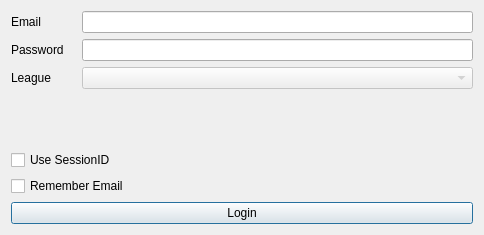
First picture: the form in forms/logindialog.ui, repository xyzz/acquisition, before the edit.
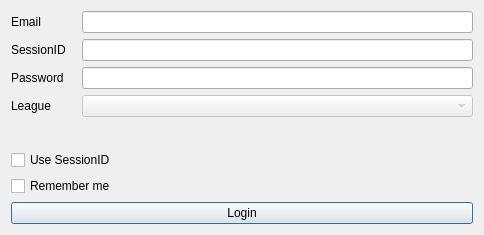
Second picture: the form after the edit.

Commit message: QSettings::NativeFormat to IniFormat and new label and lineEdit to sessionID

Diff of the .ui file:
```diff
--- a/forms/logindialog.ui
+++ b/forms/logindialog.ui
@@ -44,21 +44,27 @@
      <item row="0" column="1">
       <widget class="QLineEdit" name="emailLineEdit"/>
      </item>
-     <item row="1" column="0">
+     <item row="2" column="0">
       <widget class="QLabel" name="label_2">
+       <property name="minimumSize">
+        <size>
+         <width>65</width>
+         <height>0</height>
+        </size>
+       </property>
        <property name="text">
         <string>Password</string>
        </property>
       </widget>
      </item>
-     <item row="1" column="1">
+     <item row="2" column="1">
       <widget class="QLineEdit" name="passwordLineEdit">
        <property name="echoMode">
         <enum>QLineEdit::Password</enum>
        </property>
       </widget>
      </item>
-     <item row="2" column="0">
+     <item row="3" column="0">
       <widget class="QLabel" name="label_3">
        <property name="minimumSize">
         <size>
@@ -71,13 +77,29 @@
        </property>
       </widget>
      </item>
-     <item row="2" column="1">
+     <item row="3" column="1">
       <widget class="QComboBox" name="leagueComboBox">
        <property name="enabled">
         <bool>false</bool>
        </property>
       </widget>
      </item>
+     <item row="1" column="0">
+      <widget class="QLabel" name="sessIDLabel">
+       <property name="minimumSize">
+        <size>
+         <width>65</width>
+         <height>0</height>
+        </size>
+       </property>
+       <property name="text">
+        <string>SessionID</string>
+       </property>
+      </widget>
+     </item>
+     <item row="1" column="1">
+      <widget class="QLineEdit" name="sessionIDLineEdit"/>
+     </item>
     </layout>
    </item>
    <item>
@@ -90,7 +112,7 @@
    <item>
     <widget class="QCheckBox" name="remEmailcheckBox">
      <property name="text">
-      <string>Remember Email</string>
+      <string>Remember me</string>
      </property>
     </widget>
    </item>
```
Left out of the diff: 84 changed lines with no effect on the pictures. The commit also changes 1 other file.
